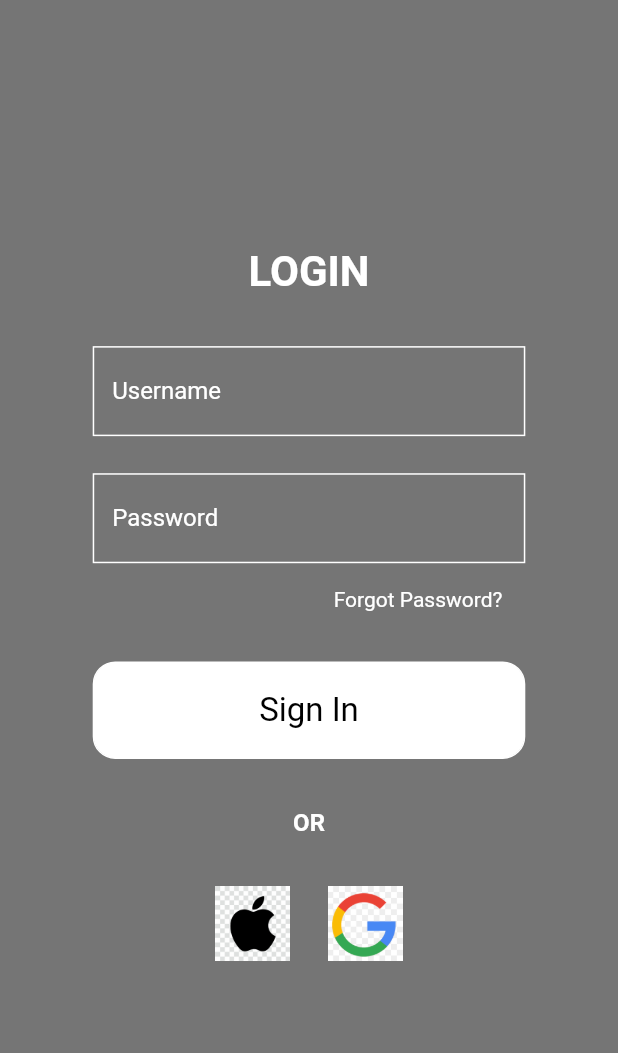
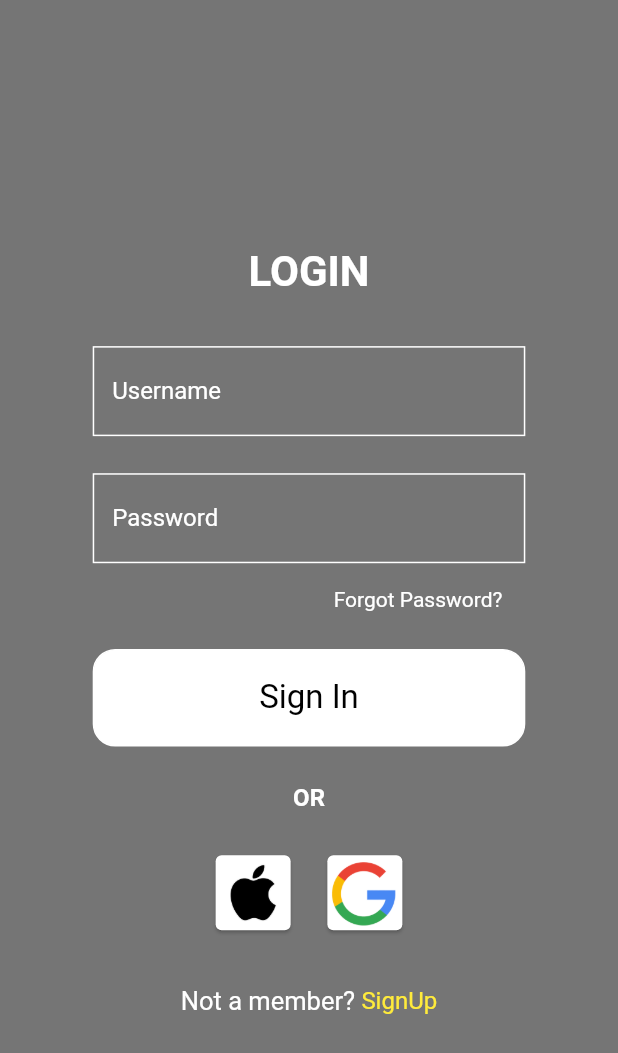
Before and after one commit to Fredd08/GIT-News-App, a Flutter app: the screen it shows after launch, after a tap on "Skip", on a phone screen of 412 x 824 dp. Shown: the top 1053 px of the screen. Run offline on Flutter 3.47's test engine with Material 2 defaults, Android fonts, the phone set to English and light mode, and no system bars.

Commit message:
beginning the signup page

```diff
--- a/lib/Login/login.dart
+++ b/lib/Login/login.dart
@@ -92,7 +92,7 @@ class _LoginState extends State<Login> {
               ],
             ),
             SizedBox(
-              height: h*0.04,
+              height: h*0.03,
             ),
             Container(
               decoration: BoxDecoration(
@@ -103,32 +103,49 @@ class _LoginState extends State<Login> {
               child: Center(child: Text("Sign In",style: TextStyle(color: Colors.black,fontSize: 22),)),
             ),
             SizedBox(
-              height: h*0.04,
+              height: h*0.03,
             ),
             Text("OR",style: TextStyle(fontSize: 16,fontWeight: FontWeight.bold,color: Colors.white),),
+            SizedBox(
+              height: h*0.03,
+            ),
+
+            Row(
+              crossAxisAlignment: CrossAxisAlignment.center,
+              mainAxisAlignment: MainAxisAlignment.center,
+              children: [
+                Card(
+                  child: Container(
+                    height: 50,
+                    width: 50,
+                    child: Image.asset("assets/apple.png",height: 50,),
+                  ),
+                ),
+                SizedBox(
+                  width: w*0.04,
+                ),
+                Card(
+                  child: Container(
+
+                    height: 50,
+                    width: 50,
+                    child: Image.asset("assets/google.png",height: 50,),
+                  ),
+                ),
+
+              ],
+            ),
             SizedBox(
               height: h*0.04,
             ),
             Row(
               crossAxisAlignment: CrossAxisAlignment.center,
               mainAxisAlignment: MainAxisAlignment.center,
-              children: [
-                Container(
-                  height: 50,
-                  width: 50,
-                  child: Image.asset("assets/apple.jpg",height: 30,),
-                ),
-                SizedBox(
-                  width: w*0.06,
-                ),
-                Container(
-                  decoration: BoxDecoration(image: DecorationImage(image: AssetImage("assets/google.jpg"))),
-                  height: 50,
-                  width: 50,
-                  child: Image.asset("assets/google.jpg",height: 30,),
-                ),
-              ],
-            )
+                  children: [
+                    Text("Not a member? ",style: TextStyle(fontSize: 17,color: Colors.white),),
+                    Text("SignUp",style: TextStyle(fontSize: 16,color: Colors.yellow),),
+                  ],
+                )
 
           ],
         ),
--- /dev/null
+++ b/lib/SignUp/signup.dart
@@ -0,0 +1,14 @@
+import 'package:flutter/material.dart';
+class SignUp extends StatefulWidget {
+  const SignUp({super.key});
+
+  @override
+  State<SignUp> createState() => _SignUpState();
+}
+
+class _SignUpState extends State<SignUp> {
+  @override
+  Widget build(BuildContext context) {
+    return Scaffold();
+  }
+}
```
Also changed, not shown: assets/apple.jpg (deleted), assets/apple.png (added), assets/google.jpg (deleted), assets/google.png (added).
